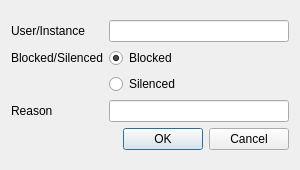
tastytea/whyblocked, file src/whyblocked_add.ui: the form before one commit.
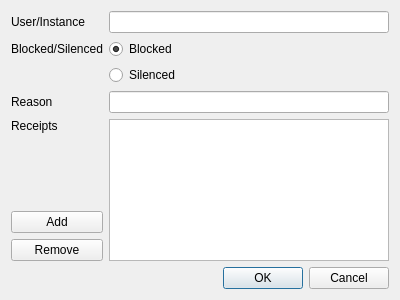
The form after the commit. Icons and pictures are not drawn.

Commit message: Qt interface: Make it possible to add receipts (fixes #2)

What changed in the file:
```diff
--- a/src/whyblocked_add.ui
+++ b/src/whyblocked_add.ui
@@ -6,8 +6,8 @@
    <rect>
     <x>0</x>
     <y>0</y>
-    <width>300</width>
-    <height>170</height>
+    <width>400</width>
+    <height>300</height>
    </rect>
   </property>
   <property name="windowTitle">
@@ -15,14 +15,45 @@
   </property>
   <layout class="QVBoxLayout" name="verticalLayout">
    <item>
-    <layout class="QGridLayout" name="layout_grid" rowstretch="0,0,0,0,0">
-     <item row="0" column="0">
-      <widget class="QLabel" name="label_user">
+    <layout class="QGridLayout" name="layout_grid" rowstretch="0,0,0,0,0,0,0,0">
+     <property name="sizeConstraint">
+      <enum>QLayout::SetDefaultConstraint</enum>
+     </property>
+     <property name="verticalSpacing">
+      <number>6</number>
+     </property>
+     <item row="4" column="0">
+      <widget class="QLabel" name="label_receipts">
+       <property name="sizePolicy">
+        <sizepolicy hsizetype="Preferred" vsizetype="Preferred">
+         <horstretch>0</horstretch>
+         <verstretch>0</verstretch>
+        </sizepolicy>
+       </property>
+       <property name="toolTip">
+        <string>Memory aids, proof</string>
+       </property>
        <property name="text">
-        <string>User/Instance</string>
+        <string>Receipts</string>
+       </property>
+       <property name="alignment">
+        <set>Qt::AlignLeading|Qt::AlignLeft|Qt::AlignTop</set>
        </property>
        <property name="buddy">
-        <cstring>text_user</cstring>
+        <cstring>list_receipts</cstring>
+       </property>
+      </widget>
+     </item>
+     <item row="5" column="0">
+      <widget class="QPushButton" name="button_receipt_add">
+       <property name="toolTip">
+        <string>Add receipt</string>
+       </property>
+       <property name="text">
+        <string>Add</string>
+       </property>
+       <property name="icon">
+        <iconset theme="add"/>
        </property>
       </widget>
      </item>
@@ -48,22 +79,6 @@
      <item row="0" column="1">
       <widget class="QLineEdit" name="text_user"/>
      </item>
-     <item row="1" column="0">
-      <widget class="QLabel" name="label_blocked">
-       <property name="sizePolicy">
-        <sizepolicy hsizetype="Preferred" vsizetype="Preferred">
-         <horstretch>0</horstretch>
-         <verstretch>0</verstretch>
-        </sizepolicy>
-       </property>
-       <property name="text">
-        <string>Blocked/Silenced</string>
-       </property>
-       <property name="buddy">
-        <cstring>radio_blocked</cstring>
-       </property>
-      </widget>
-     </item>
      <item row="2" column="1">
       <widget class="QRadioButton" name="radio_silcenced">
        <property name="sizePolicy">
@@ -90,7 +105,7 @@
      <item row="3" column="1">
       <widget class="QLineEdit" name="text_reason"/>
      </item>
-     <item row="4" column="1">
+     <item row="7" column="1">
       <widget class="QDialogButtonBox" name="buttonBox">
        <property name="orientation">
         <enum>Qt::Horizontal</enum>
@@ -100,6 +115,52 @@
        </property>
       </widget>
      </item>
+     <item row="1" column="0">
+      <widget class="QLabel" name="label_blocked">
+       <property name="sizePolicy">
+        <sizepolicy hsizetype="Preferred" vsizetype="Preferred">
+         <horstretch>0</horstretch>
+         <verstretch>0</verstretch>
+        </sizepolicy>
+       </property>
+       <property name="text">
+        <string>Blocked/Silenced</string>
+       </property>
+       <property name="buddy">
+        <cstring>radio_blocked</cstring>
+       </property>
+      </widget>
+     </item>
+     <item row="0" column="0">
+      <widget class="QLabel" name="label_user">
+       <property name="text">
+        <string>User/Instance</string>
+       </property>
+       <property name="buddy">
+        <cstring>text_user</cstring>
+       </property>
+      </widget>
+     </item>
+     <item row="6" column="0">
+      <widget class="QPushButton" name="button_receipt_remove">
+       <property name="toolTip">
+        <string>Remove receipt</string>
+       </property>
+       <property name="text">
+        <string>Remove</string>
+       </property>
+       <property name="icon">
+        <iconset theme="remove"/>
+       </property>
+      </widget>
+     </item>
+     <item row="4" column="1" rowspan="3">
+      <widget class="QListWidget" name="list_receipts">
+       <property name="editTriggers">
+        <set>QAbstractItemView::DoubleClicked|QAbstractItemView::EditKeyPressed|QAbstractItemView::SelectedClicked</set>
+       </property>
+      </widget>
+     </item>
     </layout>
    </item>
   </layout>
```
Left out of the diff: 10 changed lines with no effect on the pictures. The commit also changes 3 other files.
